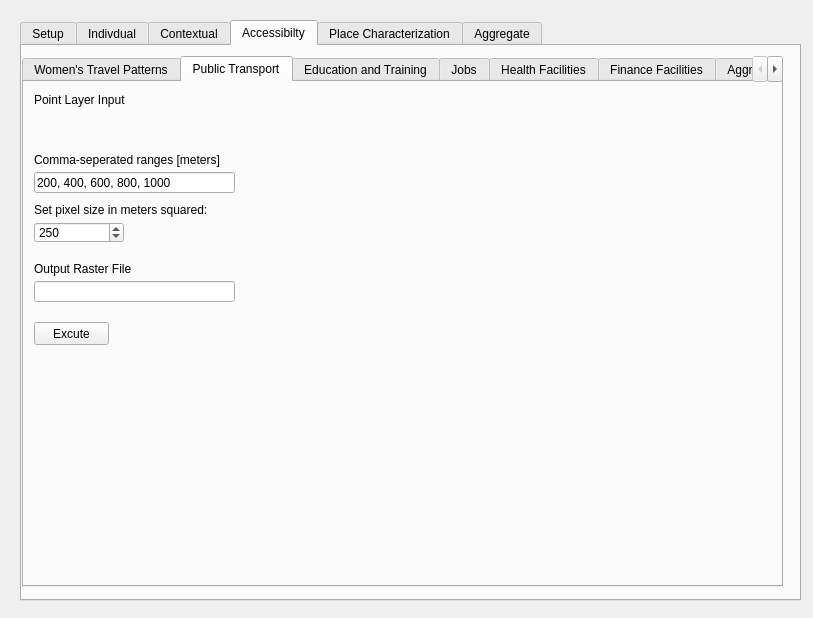
The window that gender_indicator_tool/gender_indicator_tool_dialog_base.ui (worldbank/GEEST) describes before a commit, drawn with Qt 5.
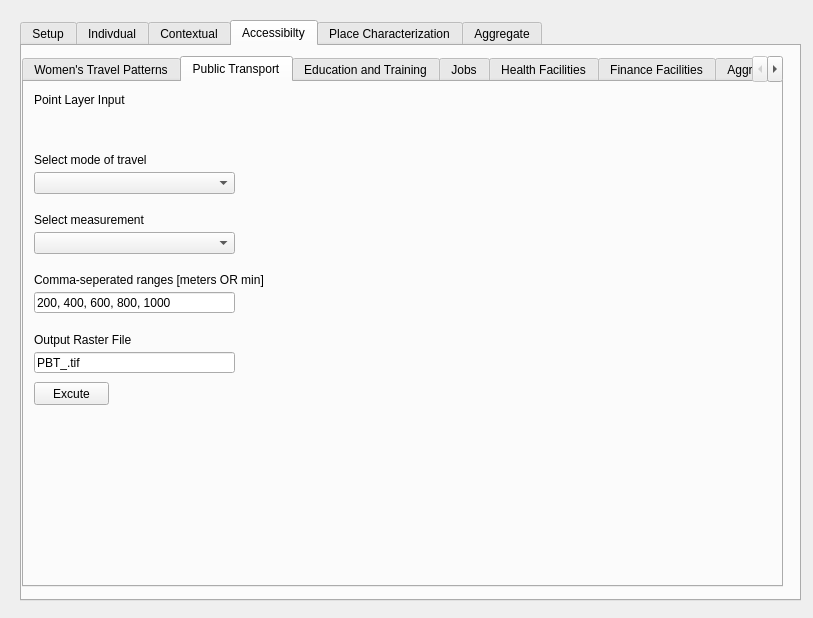
The same window after the commit. The open tabs and pages were chosen to show the change. Custom widgets are drawn as their Qt base class.

Commit message: Service Area analysis mode and mesurement choice added. Temporary file output removed for Rasterize function. Pixel size moved to setup tab.

Patch:
```diff
--- a/gender_indicator_tool/gender_indicator_tool_dialog_base.ui
+++ b/gender_indicator_tool/gender_indicator_tool_dialog_base.ui
@@ -876,6 +876,107 @@
       <attribute name="title">
        <string>Policy and Legal Protection</string>
       </attribute>
+      <widget class="QPushButton" name="PLP_Set_PB_2">
+       <property name="geometry">
+        <rect>
+         <x>250</x>
+         <y>30</y>
+         <width>75</width>
+         <height>23</height>
+        </rect>
+       </property>
+       <property name="text">
+        <string>Set</string>
+       </property>
+      </widget>
+      <widget class="QComboBox" name="PLP_rasField_CB_2">
+       <property name="geometry">
+        <rect>
+         <x>10</x>
+         <y>100</y>
+         <width>201</width>
+         <height>22</height>
+        </rect>
+       </property>
+      </widget>
+      <widget class="QLabel" name="label_19">
+       <property name="geometry">
+        <rect>
+         <x>10</x>
+         <y>80</y>
+         <width>231</width>
+         <height>16</height>
+        </rect>
+       </property>
+       <property name="text">
+        <string>Field in the shapefile to use for rasterization</string>
+       </property>
+      </widget>
+      <widget class="QgsFileWidget" name="PLP_Input_Field_2">
+       <property name="geometry">
+        <rect>
+         <x>10</x>
+         <y>30</y>
+         <width>231</width>
+         <height>31</height>
+        </rect>
+       </property>
+      </widget>
+      <widget class="QgsFilterLineEdit" name="PLP_Output_Field_2">
+       <property name="geometry">
+        <rect>
+         <x>10</x>
+         <y>150</y>
+         <width>201</width>
+         <height>21</height>
+        </rect>
+       </property>
+       <property name="text">
+        <string>PLP_.tif</string>
+       </property>
+       <property name="qgisRelation" stdset="0">
+        <string notr="true"/>
+       </property>
+      </widget>
+      <widget class="QPushButton" name="PLP_Execute_PB_2">
+       <property name="geometry">
+        <rect>
+         <x>10</x>
+         <y>180</y>
+         <width>75</width>
+         <height>23</height>
+        </rect>
+       </property>
+       <property name="text">
+        <string>Excute</string>
+       </property>
+      </widget>
+      <widget class="QLabel" name="label_22">
+       <property name="geometry">
+        <rect>
+         <x>10</x>
+         <y>10</y>
+         <width>201</width>
+         <height>16</height>
+        </rect>
+       </property>
+       <property name="text">
+        <string>Polygon Layer Input</string>
+       </property>
+      </widget>
+      <widget class="QLabel" name="label_24">
+       <property name="geometry">
+        <rect>
+         <x>10</x>
+         <y>130</y>
+         <width>231</width>
+         <height>16</height>
+        </rect>
+       </property>
+       <property name="text">
+        <string>Output Raster File</string>
+       </property>
+      </widget>
      </widget>
      <widget class="QWidget" name="tab_15">
       <attribute name="title">
@@ -1233,7 +1334,7 @@
        <property name="geometry">
         <rect>
          <x>10</x>
-         <y>90</y>
+         <y>210</y>
          <width>201</width>
          <height>21</height>
         </rect>
@@ -1245,22 +1346,6 @@
         <string notr="true"/>
        </property>
       </widget>
-      <widget class="QgsSpinBox" name="PBT_pixelSize_SB">
-       <property name="geometry">
-        <rect>
-         <x>10</x>
-         <y>140</y>
-         <width>90</width>
-         <height>21</height>
-        </rect>
-       </property>
-       <property name="maximum">
-        <number>100000</number>
-       </property>
-       <property name="value">
-        <number>250</number>
-       </property>
-      </widget>
       <widget class="QLabel" name="label_23">
        <property name="geometry">
         <rect>
@@ -1278,7 +1363,7 @@
        <property name="geometry">
         <rect>
          <x>10</x>
-         <y>240</y>
+         <y>300</y>
          <width>75</width>
          <height>23</height>
         </rect>
@@ -1287,19 +1372,6 @@
         <string>Excute</string>
        </property>
       </widget>
-      <widget class="QLabel" name="label_24">
-       <property name="geometry">
-        <rect>
-         <x>10</x>
-         <y>120</y>
-         <width>231</width>
-         <height>16</height>
-        </rect>
-       </property>
-       <property name="text">
-        <string>Set pixel size in meters squared:</string>
-       </property>
-      </widget>
       <widget class="QgsFileWidget" name="PBT_Input_Field">
        <property name="geometry">
         <rect>
@@ -1314,7 +1386,7 @@
        <property name="geometry">
         <rect>
          <x>10</x>
-         <y>179</y>
+         <y>250</y>
          <width>231</width>
          <height>16</height>
         </rect>
@@ -1327,11 +1399,14 @@
        <property name="geometry">
         <rect>
          <x>10</x>
-         <y>199</y>
+         <y>270</y>
          <width>201</width>
          <height>21</height>
         </rect>
        </property>
+       <property name="text">
+        <string>PBT_.tif</string>
+       </property>
        <property name="qgisRelation" stdset="0">
         <string notr="true"/>
        </property>
@@ -1340,20 +1415,20 @@
        <property name="geometry">
         <rect>
          <x>10</x>
-         <y>70</y>
+         <y>190</y>
          <width>231</width>
          <height>16</height>
         </rect>
        </property>
        <property name="text">
-        <string>Comma-seperated ranges [meters]</string>
+        <string>Comma-seperated ranges [meters OR min]</string>
        </property>
       </widget>
       <widget class="QLabel" name="Feedback">
        <property name="geometry">
         <rect>
-         <x>30</x>
-         <y>270</y>
+         <x>10</x>
+         <y>300</y>
          <width>701</width>
          <height>16</height>
         </rect>
@@ -1362,6 +1437,52 @@
         <string/>
        </property>
       </widget>
+      <widget class="QComboBox" name="PBT_mode_CB">
+       <property name="geometry">
+        <rect>
+         <x>10</x>
+         <y>90</y>
+         <width>201</width>
+         <height>22</height>
+        </rect>
+       </property>
+      </widget>
+      <widget class="QLabel" name="label_25">
+       <property name="geometry">
+        <rect>
+         <x>10</x>
+         <y>70</y>
+         <width>231</width>
+         <height>16</height>
+        </rect>
+       </property>
+       <property name="text">
+        <string>Select mode of travel</string>
+       </property>
+      </widget>
+      <widget class="QComboBox" name="PBT_measurement_CB">
+       <property name="geometry">
+        <rect>
+         <x>10</x>
+         <y>150</y>
+         <width>201</width>
+         <height>22</height>
+        </rect>
+       </property>
+      </widget>
+      <widget class="QLabel" name="label_30">
+       <property name="geometry">
+        <rect>
+         <x>10</x>
+         <y>130</y>
+         <width>231</width>
+         <height>16</height>
+        </rect>
+       </property>
+       <property name="text">
+        <string>Select measurement</string>
+       </property>
+      </widget>
      </widget>
      <widget class="QWidget" name="tab_19">
       <attribute name="title">
```
Left out of the diff: 583 changed lines with no effect on the pictures. The commit also changes 2 other files.
